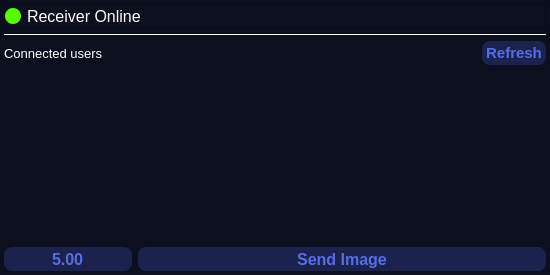
Above: ui/livechat.ui from MaitreRenard18/Python-Live-Chat before the change. Below: the same form after it.
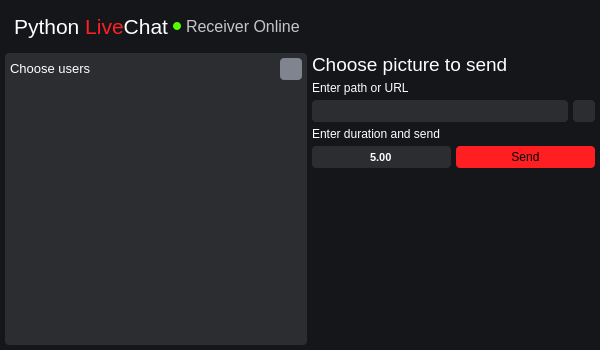
That is the form after the change. Icons and pictures are not drawn.

Commit message: Deleted old livechat ui

```diff
--- a/ui/livechat.ui
+++ b/ui/livechat.ui
@@ -6,278 +6,417 @@
    <rect>
     <x>0</x>
     <y>0</y>
-    <width>550</width>
-    <height>275</height>
+    <width>600</width>
+    <height>350</height>
    </rect>
   </property>
+  <property name="sizePolicy">
+   <sizepolicy hsizetype="Fixed" vsizetype="Fixed">
+    <horstretch>0</horstretch>
+    <verstretch>0</verstretch>
+   </sizepolicy>
+  </property>
+  <property name="minimumSize">
+   <size>
+    <width>600</width>
+    <height>350</height>
+   </size>
+  </property>
+  <property name="maximumSize">
+   <size>
+    <width>600</width>
+    <height>350</height>
+   </size>
+  </property>
   <property name="windowTitle">
    <string>Form</string>
   </property>
-  <property name="autoFillBackground">
-   <bool>false</bool>
-  </property>
   <property name="styleSheet">
-   <string notr="true">background-color: rgb(12, 15, 29);</string>
+   <string notr="true">background-color: rgb(21, 22, 25);
+color: white;
+border: none;
+border-radius: 4px;</string>
   </property>
   <property name="locale">
    <locale language="English" country="UnitedStates"/>
   </property>
-  <layout class="QGridLayout" name="gridLayout">
+  <layout class="QVBoxLayout" name="verticalLayout_2">
+   <property name="spacing">
+    <number>5</number>
+   </property>
+   <property name="sizeConstraint">
+    <enum>QLayout::SetDefaultConstraint</enum>
+   </property>
    <property name="leftMargin">
-    <number>4</number>
+    <number>5</number>
    </property>
    <property name="topMargin">
-    <number>4</number>
+    <number>5</number>
    </property>
    <property name="rightMargin">
-    <number>4</number>
+    <number>5</number>
    </property>
    <property name="bottomMargin">
-    <number>4</number>
+    <number>5</number>
    </property>
-   <item row="0" column="1">
-    <layout class="QVBoxLayout" name="verticalLayout">
      <item>
-      <widget class="QFrame" name="frame">
+    <widget class="QFrame" name="horizontalFrame">
        <property name="sizePolicy">
-        <sizepolicy hsizetype="Expanding" vsizetype="Expanding">
+      <sizepolicy hsizetype="Preferred" vsizetype="Maximum">
          <horstretch>0</horstretch>
          <verstretch>0</verstretch>
         </sizepolicy>
        </property>
-       <property name="minimumSize">
-        <size>
-         <width>0</width>
-         <height>24</height>
-        </size>
-       </property>
-       <property name="maximumSize">
-        <size>
-         <width>16777215</width>
-         <height>32</height>
-        </size>
-       </property>
-       <property name="sizeIncrement">
-        <size>
-         <width>0</width>
-         <height>0</height>
-        </size>
-       </property>
-       <property name="baseSize">
-        <size>
-         <width>0</width>
-         <height>0</height>
-        </size>
-       </property>
-       <property name="layoutDirection">
-        <enum>Qt::LeftToRight</enum>
-       </property>
-       <property name="frameShape">
-        <enum>QFrame::StyledPanel</enum>
-       </property>
-       <property name="frameShadow">
-        <enum>QFrame::Raised</enum>
-       </property>
        <layout class="QHBoxLayout" name="horizontalLayout">
-        <property name="leftMargin">
-         <number>0</number>
-        </property>
-        <property name="topMargin">
-         <number>0</number>
-        </property>
-        <property name="rightMargin">
-         <number>0</number>
-        </property>
-        <property name="bottomMargin">
-         <number>0</number>
+      <property name="spacing">
+       <number>5</number>
+      </property>
+      <property name="sizeConstraint">
+       <enum>QLayout::SetDefaultConstraint</enum>
         </property>
         <item>
-         <widget class="QFrame" name="frame_2">
-          <property name="maximumSize">
-           <size>
-            <width>16</width>
-            <height>16</height>
-           </size>
-          </property>
-          <property name="styleSheet">
-           <string notr="true">border-radius: 8px;
-background-color: rgb(85, 255, 0);</string>
-          </property>
-          <property name="frameShape">
-           <enum>QFrame::StyledPanel</enum>
-          </property>
-          <property name="frameShadow">
-           <enum>QFrame::Raised</enum>
+       <widget class="QLabel" name="label">
+        <property name="sizePolicy">
+         <sizepolicy hsizetype="Maximum" vsizetype="Maximum">
+          <horstretch>0</horstretch>
+          <verstretch>0</verstretch>
+         </sizepolicy>
+        </property>
+        <property name="text">
+         <string>&lt;html&gt;&lt;head/&gt;&lt;body&gt;&lt;p&gt;&lt;span style=&quot; font-size:16pt;&quot;&gt;Python &lt;/span&gt;&lt;span style=&quot; font-size:16pt; color:#ff1f23;&quot;&gt;Live&lt;/span&gt;&lt;span style=&quot; font-size:16pt;&quot;&gt;Chat&lt;/span&gt;&lt;/p&gt;&lt;/body&gt;&lt;/html&gt;</string>
           </property>
          </widget>
         </item>
         <item>
          <widget class="QLabel" name="label_2">
+        <property name="sizePolicy">
+         <sizepolicy hsizetype="Maximum" vsizetype="Maximum">
+          <horstretch>0</horstretch>
+          <verstretch>0</verstretch>
+         </sizepolicy>
+        </property>
           <property name="minimumSize">
            <size>
-            <width>0</width>
-            <height>0</height>
+          <width>8</width>
+          <height>8</height>
            </size>
           </property>
           <property name="maximumSize">
            <size>
-            <width>16777215</width>
-            <height>16</height>
-           </size>
+          <width>8</width>
+          <height>8</height>
+         </size>
+        </property>
+        <property name="styleSheet">
+         <string notr="true">border-radius: 4px;
+background-color: rgb(85, 255, 0);</string>
+        </property>
+        <property name="text">
+         <string/>
+        </property>
+       </widget>
+      </item>
+      <item>
+       <widget class="QLabel" name="label_3">
+        <property name="sizePolicy">
+         <sizepolicy hsizetype="Maximum" vsizetype="Maximum">
+          <horstretch>0</horstretch>
+          <verstretch>0</verstretch>
+         </sizepolicy>
           </property>
           <property name="font">
            <font>
-            <family>Yu Gothic UI</family>
             <pointsize>12</pointsize>
-            <weight>50</weight>
-            <bold>false</bold>
-            <strikeout>false</strikeout>
-            <stylestrategy>PreferAntialias</stylestrategy>
            </font>
           </property>
           <property name="styleSheet">
-           <string notr="true">color: rgb(255, 255, 255);</string>
+         <string notr="true">color: #C6C6C6;</string>
           </property>
           <property name="text">
            <string>Receiver Online</string>
           </property>
          </widget>
         </item>
-       </layout>
-      </widget>
-     </item>
      <item>
-      <widget class="Line" name="line">
-       <property name="maximumSize">
-        <size>
-         <width>16777215</width>
-         <height>1</height>
-        </size>
-       </property>
-       <property name="styleSheet">
-        <string notr="true">border: 1px solid white;
-border-style: inset;</string>
-       </property>
+       <spacer name="horizontalSpacer">
        <property name="orientation">
         <enum>Qt::Horizontal</enum>
        </property>
+        <property name="sizeHint" stdset="0">
+         <size>
+          <width>40</width>
+          <height>20</height>
+         </size>
+        </property>
+       </spacer>
+      </item>
+     </layout>
       </widget>
      </item>
      <item>
-      <layout class="QHBoxLayout" name="horizontalLayout_3">
+    <layout class="QHBoxLayout" name="horizontalLayout_2">
+     <property name="spacing">
+      <number>5</number>
+     </property>
+     <item>
+      <widget class="QFrame" name="verticalFrame">
+       <property name="sizePolicy">
+        <sizepolicy hsizetype="Minimum" vsizetype="Expanding">
+         <horstretch>0</horstretch>
+         <verstretch>0</verstretch>
+        </sizepolicy>
+       </property>
+       <property name="styleSheet">
+        <string notr="true">background-color: rgb(44, 45, 48);</string>
+       </property>
+       <layout class="QVBoxLayout" name="verticalLayout">
+        <property name="spacing">
+         <number>5</number>
+        </property>
+        <property name="leftMargin">
+         <number>5</number>
+        </property>
+        <property name="topMargin">
+         <number>5</number>
+        </property>
+        <property name="rightMargin">
+         <number>5</number>
+        </property>
        <property name="bottomMargin">
-        <number>0</number>
+         <number>5</number>
        </property>
        <item>
-        <widget class="QLabel" name="label">
-         <property name="minimumSize">
-          <size>
-           <width>0</width>
-           <height>24</height>
-          </size>
+         <layout class="QHBoxLayout" name="horizontalLayout_6">
+          <item>
+           <widget class="QLabel" name="label_7">
+            <property name="sizePolicy">
+             <sizepolicy hsizetype="Maximum" vsizetype="Maximum">
+              <horstretch>0</horstretch>
+              <verstretch>0</verstretch>
+             </sizepolicy>
          </property>
          <property name="font">
           <font>
-           <family>Yu Gothic UI</family>
            <pointsize>10</pointsize>
           </font>
          </property>
-         <property name="styleSheet">
-          <string notr="true">color: white;</string>
-         </property>
          <property name="text">
-          <string>Connected users</string>
+             <string>Choose users</string>
          </property>
         </widget>
        </item>
+          <item>
+           <spacer name="horizontalSpacer_2">
+            <property name="orientation">
+             <enum>Qt::Horizontal</enum>
+            </property>
+            <property name="sizeHint" stdset="0">
+             <size>
+              <width>40</width>
+              <height>20</height>
+             </size>
+            </property>
+           </spacer>
+          </item>
        <item>
         <widget class="QPushButton" name="refresh_button">
-         <property name="sizePolicy">
-          <sizepolicy hsizetype="Maximum" vsizetype="Fixed">
-           <horstretch>0</horstretch>
-           <verstretch>0</verstretch>
-          </sizepolicy>
-         </property>
          <property name="minimumSize">
           <size>
-           <width>16</width>
-           <height>24</height>
+              <width>22</width>
+              <height>22</height>
           </size>
          </property>
          <property name="maximumSize">
           <size>
-           <width>64</width>
-           <height>32</height>
-          </size>
-         </property>
-         <property name="font">
-          <font>
-           <family>Yu Gothic UI</family>
-           <pointsize>11</pointsize>
-           <weight>75</weight>
-           <bold>true</bold>
-          </font>
-         </property>
+              <width>22</width>
+              <height>22</height>
+             </size>
+            </property>
          <property name="styleSheet">
           <string notr="true">QPushButton {
-                                        background-color: #1a224d; 
-                                        border: none;
-                                        border-radius: 8px;
-                                        color: #556de5;
-                                      }
-                                      QPushButton:hover {
-                                        color: #f0f0f0;
-                                        background-color: #556de5;
-                                      }</string>
-         </property>
-         <property name="text">
-          <string>Refresh</string>
-         </property>
-        </widget>
-       </item>
-      </layout>
-     </item>
-     <item>
-      <widget class="QListWidget" name="users_list">
-       <property name="styleSheet">
-        <string notr="true">border: none;</string>
-       </property>
-      </widget>
-     </item>
-     <item>
-      <layout class="QHBoxLayout" name="horizontalLayout_2">
-       <item>
-        <widget class="QDoubleSpinBox" name="duration_box">
-         <property name="minimumSize">
-          <size>
-           <width>16</width>
-           <height>24</height>
-          </size>
-         </property>
-         <property name="maximumSize">
-          <size>
-           <width>128</width>
-           <height>32</height>
-          </size>
-         </property>
-         <property name="font">
-          <font>
-           <family>Yu Gothic UI</family>
-           <pointsize>12</pointsize>
-           <weight>75</weight>
-           <bold>true</bold>
-          </font>
-         </property>
-         <property name="layoutDirection">
-          <enum>Qt::LeftToRight</enum>
-         </property>
-         <property name="styleSheet">
-          <string notr="true">background-color: #1a224d; 
-border: none;
-border-radius: 8px;
-color: #556de5;
+	background-color: rgb(128, 132, 142);
+}
+
+QPushButton:hover {
+	background-color: #9a9fab;
+}
+
+
 </string>
          </property>
+            <property name="text">
+             <string/>
+            </property>
+            <property name="icon">
+             <iconset>
+              <normaloff>sync.png</normaloff>sync.png</iconset>
+            </property>
+           </widget>
+          </item>
+         </layout>
+        </item>
+        <item>
+         <widget class="QListWidget" name="users_list"/>
+        </item>
+       </layout>
+      </widget>
+     </item>
+     <item>
+      <layout class="QVBoxLayout" name="verticalLayout_3">
+       <item>
+        <widget class="QLabel" name="label_4">
+         <property name="font">
+          <font>
+           <pointsize>14</pointsize>
+          </font>
+         </property>
+         <property name="text">
+          <string>Choose picture to send</string>
+         </property>
+        </widget>
+       </item>
+       <item>
+        <widget class="QLabel" name="label_5">
+         <property name="text">
+          <string>Enter path or URL</string>
+         </property>
+        </widget>
+       </item>
+       <item>
+        <layout class="QHBoxLayout" name="horizontalLayout_3">
+         <item>
+          <widget class="QPlainTextEdit" name="image_path">
+           <property name="sizePolicy">
+            <sizepolicy hsizetype="Fixed" vsizetype="Fixed">
+             <horstretch>0</horstretch>
+             <verstretch>0</verstretch>
+            </sizepolicy>
+           </property>
+           <property name="maximumSize">
+            <size>
+             <width>16777215</width>
+             <height>22</height>
+            </size>
+           </property>
+           <property name="font">
+            <font>
+             <pointsize>8</pointsize>
+            </font>
+           </property>
+           <property name="styleSheet">
+            <string notr="true">background-color: rgb(44, 45, 48);</string>
+           </property>
+           <property name="verticalScrollBarPolicy">
+            <enum>Qt::ScrollBarAlwaysOff</enum>
+           </property>
+           <property name="horizontalScrollBarPolicy">
+            <enum>Qt::ScrollBarAlwaysOff</enum>
+           </property>
+           <property name="lineWrapMode">
+            <enum>QPlainTextEdit::NoWrap</enum>
+           </property>
+           <property name="plainText">
+            <string/>
+           </property>
+           <property name="tabStopWidth">
+            <number>80</number>
+           </property>
+          </widget>
+         </item>
+         <item>
+          <widget class="QPushButton" name="browse_button">
+           <property name="sizePolicy">
+            <sizepolicy hsizetype="Minimum" vsizetype="Minimum">
+             <horstretch>0</horstretch>
+             <verstretch>0</verstretch>
+            </sizepolicy>
+           </property>
+           <property name="minimumSize">
+            <size>
+             <width>22</width>
+             <height>22</height>
+            </size>
+           </property>
+           <property name="maximumSize">
+            <size>
+             <width>22</width>
+             <height>22</height>
+            </size>
+           </property>
+           <property name="font">
+            <font>
+             <pointsize>8</pointsize>
+            </font>
+           </property>
+           <property name="styleSheet">
+            <string notr="true">QPushButton {
+	background-color: rgb(44, 45, 48);
+}
+
+QPushButton:hover {
+	background-color: rgba(77, 79, 84, 1);
+}</string>
+           </property>
+           <property name="text">
+            <string/>
+           </property>
+           <property name="icon">
+            <iconset>
+             <normaloff>folder_open.png</normaloff>folder_open.png</iconset>
+           </property>
+           <property name="iconSize">
+            <size>
+             <width>16</width>
+             <height>16</height>
+            </size>
+           </property>
+          </widget>
+         </item>
+        </layout>
+       </item>
+       <item>
+        <widget class="QLabel" name="label_6">
+         <property name="text">
+          <string>Enter duration and send</string>
+         </property>
+        </widget>
+       </item>
+       <item>
+        <layout class="QHBoxLayout" name="horizontalLayout_5">
+         <item>
+          <widget class="QDoubleSpinBox" name="duration_box">
+           <property name="sizePolicy">
+            <sizepolicy hsizetype="Minimum" vsizetype="Maximum">
+             <horstretch>0</horstretch>
+             <verstretch>0</verstretch>
+            </sizepolicy>
+           </property>
+           <property name="minimumSize">
+            <size>
+             <width>16</width>
+             <height>22</height>
+            </size>
+           </property>
+           <property name="maximumSize">
+            <size>
+             <width>16777215</width>
+             <height>16777215</height>
+            </size>
+           </property>
+           <property name="font">
+            <font>
+             <family>Yu Gothic UI</family>
+             <pointsize>8</pointsize>
+             <weight>75</weight>
+             <bold>true</bold>
+            </font>
+           </property>
+           <property name="layoutDirection">
+            <enum>Qt::LeftToRight</enum>
+           </property>
+           <property name="styleSheet">
+            <string notr="true">background-color: rgb(44, 45, 48);</string>
+           </property>
          <property name="wrapping">
           <bool>false</bool>
          </property>
@@ -308,49 +447,46 @@
         </widget>
        </item>
        <item>
-        <widget class="QPushButton" name="open_button">
+          <widget class="QPushButton" name="send_button">
          <property name="sizePolicy">
-          <sizepolicy hsizetype="Maximum" vsizetype="Fixed">
+            <sizepolicy hsizetype="Minimum" vsizetype="Minimum">
            <horstretch>0</horstretch>
            <verstretch>0</verstretch>
           </sizepolicy>
          </property>
-         <property name="minimumSize">
-          <size>
-           <width>16</width>
-           <height>24</height>
-          </size>
-         </property>
-         <property name="maximumSize">
-          <size>
-           <width>512</width>
-           <height>32</height>
-          </size>
-         </property>
-         <property name="font">
-          <font>
-           <family>Yu Gothic UI</family>
-           <pointsize>12</pointsize>
-           <weight>75</weight>
-           <bold>true</bold>
-          </font>
-         </property>
          <property name="styleSheet">
           <string notr="true">QPushButton {
-                                        background-color: #1a224d; 
-                                        border: none;
-                                        border-radius: 8px;
-                                        color: #556de5;
-                                      }
-                                      QPushButton:hover {
-                                        color: #f0f0f0;
-                                        background-color: #556de5;
-                                      }</string>
+	background-color: rgb(255, 31, 35);
+	color: rgb(0, 0, 0);
+}
+
+QPushButton:hover {
+	background-color: #FF585B;
+}</string>
          </property>
          <property name="text">
-          <string>Send Image</string>
-         </property>
-        </widget>
+            <string>Send</string>
+           </property>
+           <property name="icon">
+            <iconset>
+             <normaloff>send.png</normaloff>send.png</iconset>
+           </property>
+          </widget>
+         </item>
+        </layout>
+       </item>
+       <item>
+        <spacer name="verticalSpacer">
+         <property name="orientation">
+          <enum>Qt::Vertical</enum>
+         </property>
+         <property name="sizeHint" stdset="0">
+          <size>
+           <width>20</width>
+           <height>40</height>
+          </size>
+         </property>
+        </spacer>
        </item>
       </layout>
      </item>
```
Lines whose indentation alone changed are shown as unchanged. The commit also changes 2 other files.
